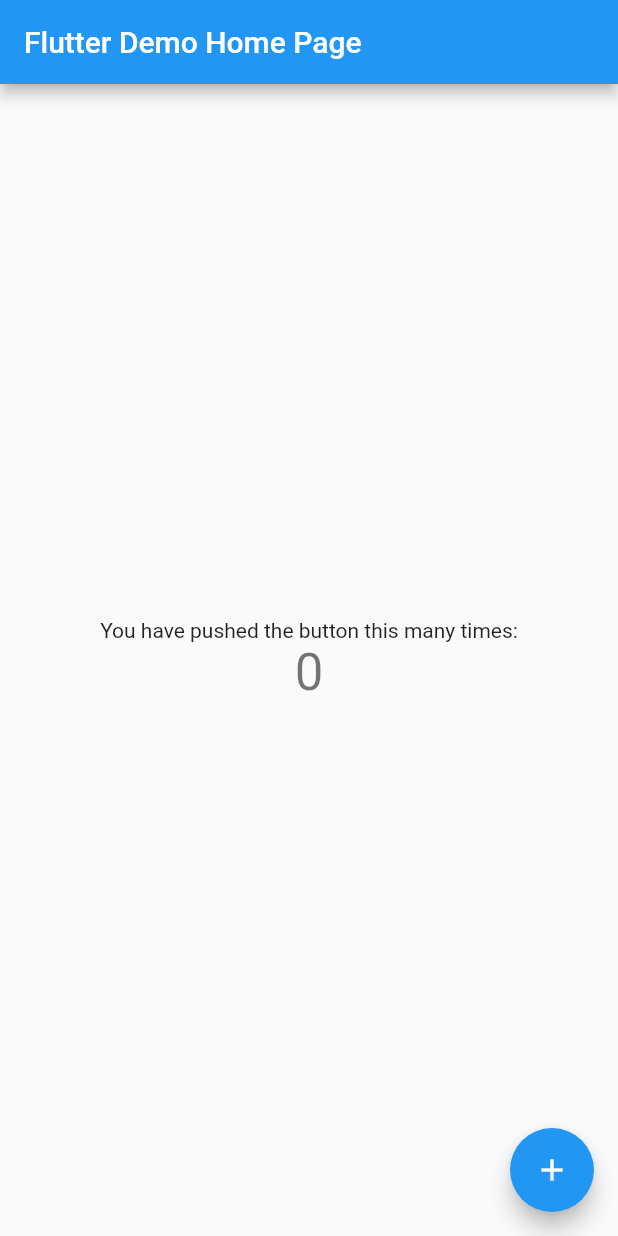
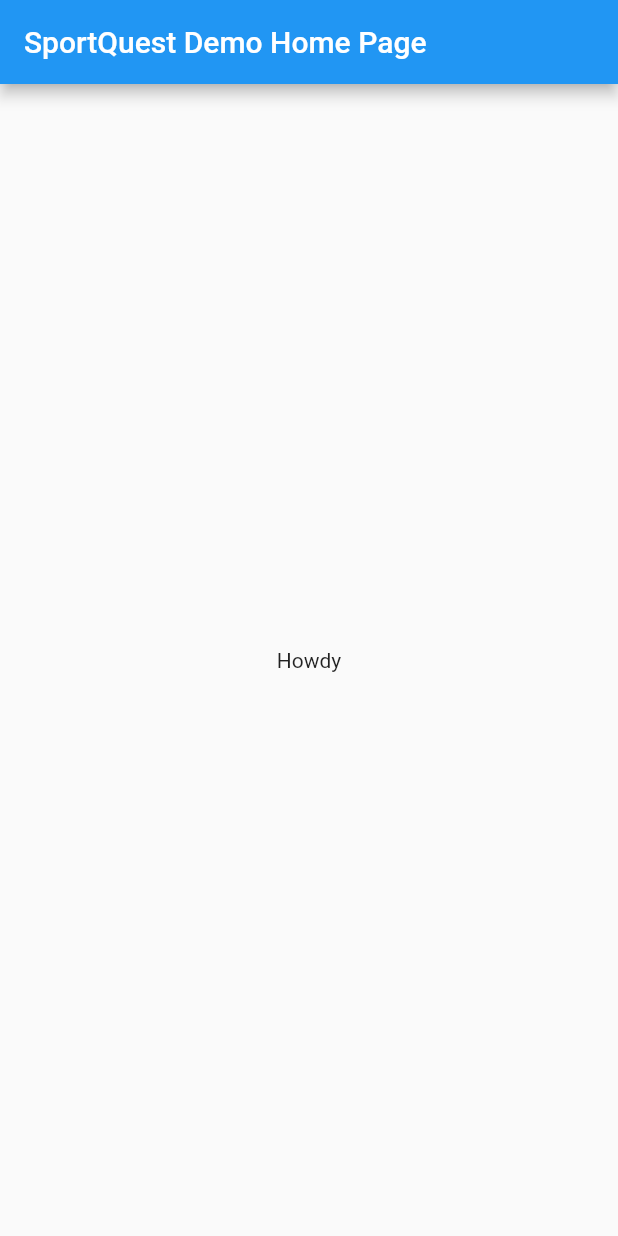
Before and after one commit to NPCo/sportquest_mobile, a Flutter app: the screen it shows after launch, on a phone screen of 412 x 824 dp. Run offline on Flutter 3.47's test engine with Material 2 defaults, Android fonts, the phone set to English and light mode, and no system bars.

Commit message:
cleanup + branding

```diff
--- a/lib/main.dart
+++ b/lib/main.dart
@@ -1,109 +1,18 @@
 import 'package:flutter/material.dart';
+
+import './pages/home.dart';
 
 void main() => runApp(new MyApp());
 
 class MyApp extends StatelessWidget {
-  // This widget is the root of your application.
   @override
   Widget build(BuildContext context) {
     return new MaterialApp(
-      title: 'Flutter Demo',
+      title: 'SportQuest',
       theme: new ThemeData(
-        // This is the theme of your application.
-        //
-        // Try running your application with "flutter run". You'll see the
-        // application has a blue toolbar. Then, without quitting the app, try
-        // changing the primarySwatch below to Colors.green and then invoke
-        // "hot reload" (press "r" in the console where you ran "flutter run",
-        // or press Run > Flutter Hot Reload in IntelliJ). Notice that the
-        // counter didn't reset back to zero; the application is not restarted.
         primarySwatch: Colors.blue,
       ),
-      home: new MyHomePage(title: 'Flutter Demo Home Page'),
+      home: new HomePage(title: 'SportQuest Demo Home Page'),
     );
   }
 }
-
-class MyHomePage extends StatefulWidget {
-  MyHomePage({Key key, this.title}) : super(key: key);
-
-  // This widget is the home page of your application. It is stateful, meaning
-  // that it has a State object (defined below) that contains fields that affect
-  // how it looks.
-
-  // This class is the configuration for the state. It holds the values (in this
-  // case the title) provided by the parent (in this case the App widget) and
-  // used by the build method of the State. Fields in a Widget subclass are
-  // always marked "final".
-
-  final String title;
-
-  @override
-  _MyHomePageState createState() => new _MyHomePageState();
-}
-
-class _MyHomePageState extends State<MyHomePage> {
-  int _counter = 0;
-
-  void _incrementCounter() {
-    setState(() {
-      // This call to setState tells the Flutter framework that something has
-      // changed in this State, which causes it to rerun the build method below
-      // so that the display can reflect the updated values. If we changed
-      // _counter without calling setState(), then the build method would not be
-      // called again, and so nothing would appear to happen.
-      _counter++;
-    });
-  }
-
-  @override
-  Widget build(BuildContext context) {
-    // This method is rerun every time setState is called, for instance as done
-    // by the _incrementCounter method above.
-    //
-    // The Flutter framework has been optimized to make rerunning build methods
-    // fast, so that you can just rebuild anything that needs updating rather
-    // than having to individually change instances of widgets.
-    return new Scaffold(
-      appBar: new AppBar(
-        // Here we take the value from the MyHomePage object that was created by
-        // the App.build method, and use it to set our appbar title.
-        title: new Text(widget.title),
-      ),
-      body: new Center(
-        // Center is a layout widget. It takes a single child and positions it
-        // in the middle of the parent.
-        child: new Column(
-          // Column is also layout widget. It takes a list of children and
-          // arranges them vertically. By default, it sizes itself to fit its
-          // children horizontally, and tries to be as tall as its parent.
-          //
-          // Invoke "debug paint" (press "p" in the console where you ran
-          // "flutter run", or select "Toggle Debug Paint" from the Flutter tool
-          // window in IntelliJ) to see the wireframe for each widget.
-          //
-          // Column has various properties to control how it sizes itself and
-          // how it positions its children. Here we use mainAxisAlignment to
-          // center the children vertically; the main axis here is the vertical
-          // axis because Columns are vertical (the cross axis would be
-          // horizontal).
-          mainAxisAlignment: MainAxisAlignment.center,
-          children: <Widget>[
-            new Text(
-              'You have pushed the button this many times:',
-            ),
-            new Text(
-              '$_counter',
-              style: Theme.of(context).textTheme.display1,
-            ),
-          ],
-        ),
-      ),
-      floatingActionButton: new FloatingActionButton(
-        onPressed: _incrementCounter,
-        tooltip: 'Increment',
-        child: new Icon(Icons.add),
-      ), // This trailing comma makes auto-formatting nicer for build methods.
-    );
-  }
-}
--- /dev/null
+++ b/lib/pages/home.dart
@@ -0,0 +1,33 @@
+import 'package:flutter/material.dart';
+
+class HomePage extends StatefulWidget {
+  HomePage({Key key, this.title}) : super(key: key);
+
+  final String title;
+
+  @override
+  _HomePageState createState() => new _HomePageState();
+}
+
+class _HomePageState extends State<HomePage> {
+  // int _counter = 0;
+
+  // void _incrementCounter() {
+  //   setState(() {
+  //     _counter++;
+  //   });
+  // }
+
+  @override
+  Widget build(BuildContext context) {
+    return new Scaffold(
+      appBar: new AppBar(
+        title: new Text(widget.title),
+      ),
+      body: new Center(
+        child: const Text('Howdy')
+        // child: const Text('$_counter')
+      )
+    );
+  }
+}
```
